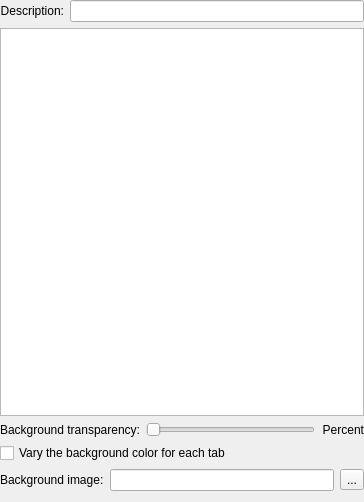
Old version of the form src/ColorSchemeEditor.ui in the repository KDE/konsole.
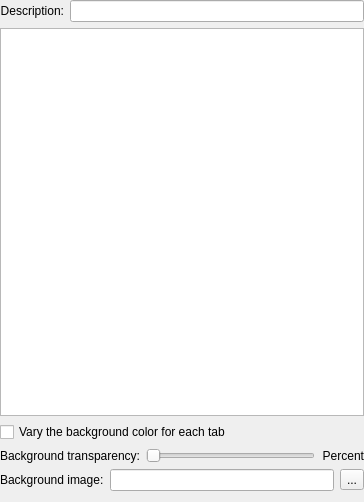
New version of the form. Custom widgets are drawn as their Qt base class.

Commit message: Put the checkbox for random background color adjacent to color table

```diff
--- a/src/ColorSchemeEditor.ui
+++ b/src/ColorSchemeEditor.ui
@@ -34,6 +34,13 @@
    <item>
     <widget class="QTableWidget" name="colorTable" />
    </item>
+   <item>
+    <widget class="QCheckBox" name="randomizedBackgroundCheck" >
+     <property name="text" >
+      <string>Vary the background color for each tab</string>
+     </property>
+    </widget>
+   </item>
    <item>
     <layout class="QHBoxLayout" >
      <item>
@@ -69,14 +76,7 @@
     </layout>
    </item>
    <item>
-    <widget class="QCheckBox" name="randomizedBackgroundCheck" >
-     <property name="text" >
-      <string>Vary the background color for each tab</string>
-     </property>
-    </widget>
-   </item>
-   <item>
-    <layout class="QHBoxLayout" name="_2" >
+    <layout class="QHBoxLayout" >
      <item>
       <widget class="QLabel" name="label_3" >
        <property name="text" >
```
Left out of the diff: 6 changed lines with no effect on the pictures.
